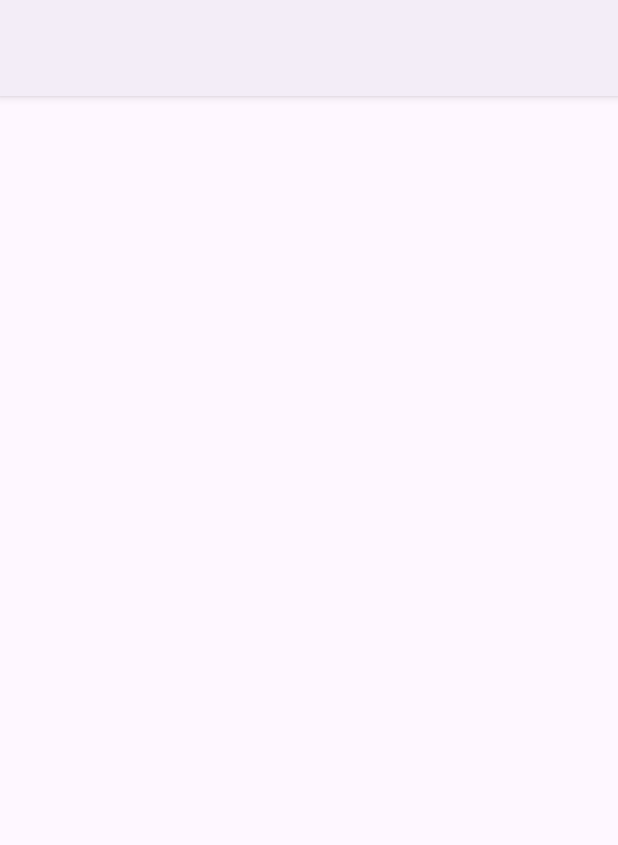
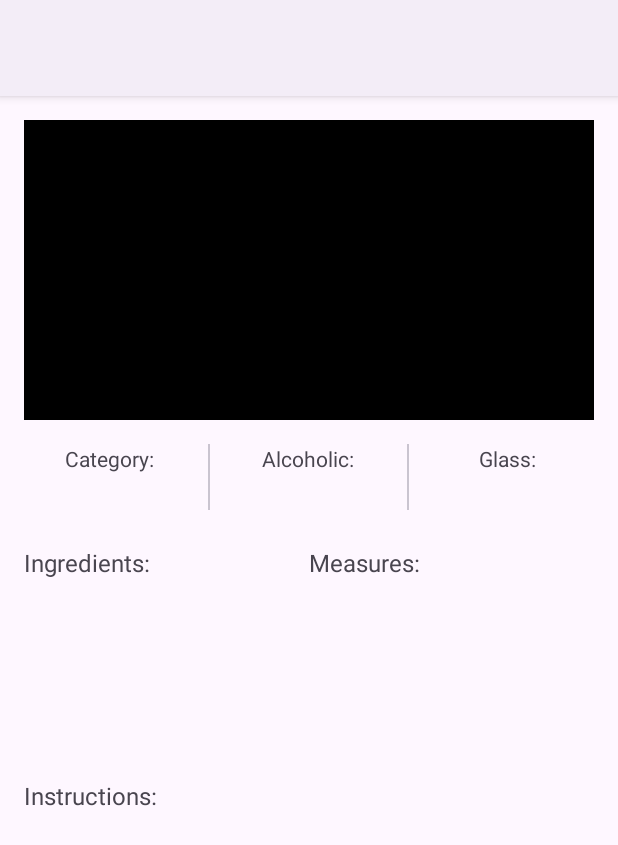
Before and after one commit to GemaVNZ/TheCocktail, an Android app: the DetailActivity screen opened directly, with no data from a screen before it, on a phone screen of 412 x 824 dp. Before the commit the part shown is almost empty. Shown: the top 845 px of the screen. Run offline under Robolectric (Android 15) with nearby library versions, the phone set to English and light mode, and no system bars.

Commit message:
Se cambian el tema y los colores. Se añade el diseño del detail activity.

```diff
--- a/app/src/main/res/layout/activity_detail.xml
+++ b/app/src/main/res/layout/activity_detail.xml
@@ -1,19 +1,156 @@
 <?xml version="1.0" encoding="utf-8"?>
-<androidx.constraintlayout.widget.ConstraintLayout xmlns:android="http://schemas.android.com/apk/res/android"
+<androidx.constraintlayout.widget.ConstraintLayout
+    xmlns:android="http://schemas.android.com/apk/res/android"
     xmlns:app="http://schemas.android.com/apk/res-auto"
     xmlns:tools="http://schemas.android.com/tools"
     android:layout_width="match_parent"
     android:layout_height="match_parent"
     tools:context=".activities.DetailActivity">
 
-    <androidx.appcompat.widget.Toolbar
+    <!-- Contenido del cocktail -->
+    <LinearLayout
         android:layout_width="match_parent"
-        android:layout_height="wrap_content"
-        app:layout_constraintBottom_toBottomOf="parent"
-        app:layout_constraintEnd_toEndOf="parent"
-        app:layout_constraintHorizontal_bias="1.0"
-        app:layout_constraintStart_toStartOf="parent"
-        app:layout_constraintTop_toTopOf="parent"
-        app:layout_constraintVertical_bias="0.0" />
+        android:layout_height="match_parent"
+        android:orientation="vertical"
+        android:padding="16dp">
+
+    <!-- Imagen del cocktail-->
+    <ImageView
+        android:id="@+id/imageViewCocktail"
+        android:layout_width="match_parent"
+        android:layout_height="200dp"
+        android:scaleType="centerCrop"
+        android:src="@color/black" />
+
+        <!-- Contenido para la category, el vaso y si el cocktail tiene alcohol-->
+        <LinearLayout
+            android:layout_width="match_parent"
+            android:layout_height="wrap_content"
+            android:layout_marginVertical="16dp">
+
+            <LinearLayout
+                android:layout_width="0dp"
+                android:layout_height="wrap_content"
+                android:layout_weight="1"
+                android:gravity="center_horizontal"
+                android:orientation="vertical">
+
+                <TextView
+                    android:layout_width="wrap_content"
+                    android:layout_height="wrap_content"
+                    android:text="Category:" />
+
+                <TextView
+                    android:id="@+id/cocktail_categoryTextView"
+                    android:layout_width="wrap_content"
+                    android:layout_height="wrap_content"
+                    android:textSize="18sp"
+                    android:textStyle="bold"
+                    tools:text="Alcoholic" />
+
+            </LinearLayout>
+
+            <com.google.android.material.divider.MaterialDivider
+                android:layout_width="1dp"
+                android:layout_height="match_parent"
+                android:layout_marginHorizontal="8dp" />
+
+            <LinearLayout
+                android:layout_width="0dp"
+                android:layout_height="wrap_content"
+                android:layout_weight="1"
+                android:gravity="center_horizontal"
+                android:orientation="vertical">
+
+                <TextView
+                    android:layout_width="wrap_content"
+                    android:layout_height="wrap_content"
+                    android:text="Alcoholic:" />
+
+                <TextView
+                    android:id="@+id/cocktail_alcoholicTextView"
+                    android:layout_width="wrap_content"
+                    android:layout_height="wrap_content"
+                    android:textSize="18sp"
+                    android:textStyle="bold"
+                    tools:text="Yes" />
+
+            </LinearLayout>
+
+            <com.google.android.material.divider.MaterialDivider
+                android:layout_width="1dp"
+                android:layout_height="match_parent"
+                android:layout_marginHorizontal="8dp" />
+
+            <LinearLayout
+                android:layout_width="0dp"
+                android:layout_height="wrap_content"
+                android:layout_weight="1"
+                android:gravity="center_horizontal"
+                android:orientation="vertical">
+
+                <TextView
+                    android:layout_width="wrap_content"
+                    android:layout_height="wrap_content"
+                    android:text="Glass:" />
+
+                <TextView
+                    android:id="@+id/cocktail_glassTextView"
+                    android:layout_width="wrap_content"
+                    android:layout_height="wrap_content"
+                    android:textSize="18sp"
+                    android:textStyle="bold"
+                    tools:text="Shot" />
+
+            </LinearLayout>
+
+        </LinearLayout>
+
+        <LinearLayout
+            android:layout_width="match_parent"
+            android:layout_height="wrap_content"
+            android:orientation="horizontal">
+
+            <TextView
+                android:id="@+id/cocktail_ingredients"
+                android:layout_width="match_parent"
+                android:layout_height="155dp"
+                android:layout_weight="1"
+                android:paddingTop="8dp"
+                android:textSize="16sp"
+                android:text="Ingredients:"
+                tools:text="Ingredients" />
+
+            <TextView
+                android:id="@+id/cocktail_measures"
+                android:layout_width="match_parent"
+                android:layout_height="155dp"
+                android:layout_weight="1"
+                android:paddingTop="8dp"
+                android:textSize="16sp"
+                android:text="Measures:"
+                tools:text="Measures" />
+
+
+        </LinearLayout>
+
+        <LinearLayout
+            android:layout_width="match_parent"
+            android:layout_height="wrap_content"
+            android:orientation="horizontal">
+
+            <TextView
+                android:id="@+id/cocktail_instructions"
+                android:layout_width="match_parent"
+                android:layout_height="155dp"
+                android:layout_weight="1"
+                android:paddingTop="8dp"
+                android:textSize="16sp"
+                android:text="Instructions:"
+                tools:text="Instructions" />
+
+        </LinearLayout>
+
+    </LinearLayout>
 
 </androidx.constraintlayout.widget.ConstraintLayout>
--- a/app/src/main/res/values/colors.xml
+++ b/app/src/main/res/values/colors.xml
@@ -2,4 +2,9 @@
 <resources>
     <color name="black">#FF000000</color>
     <color name="white">#FFFFFFFF</color>
+
+    <color name="azul_primaryColor">#405D72</color>
+    <color name="gris_secondaryColor">#758694</color>
+    <color name="color_tarea">#F7E7DC</color>
+    <color name="color_back">#FFF8F3</color>
 </resources>
--- a/app/src/main/res/values/strings.xml
+++ b/app/src/main/res/values/strings.xml
@@ -2,4 +2,8 @@
     <string name="app_name">TheCocktail</string>
     <string name="menu_search">menu_search</string>
     <string name="menu_share">menu_share</string>
+    <string name="cocktailname">Cocktail_name</string>
+    <string name="cocktailcategory">Cocktail_category</string>
+    <string name="cocktailalcoholic">Cocktail_alcoholic</string>
+    <string name="cocktailglass">Cocktail_glass</string>
 </resources>
--- a/app/src/main/res/values/themes.xml
+++ b/app/src/main/res/values/themes.xml
@@ -2,8 +2,18 @@
     <!-- Base application theme. -->
     <style name="Base.Theme.TheCocktail" parent="Theme.Material3.DayNight">
         <!-- Customize your light theme here. -->
-        <!-- <item name="colorPrimary">@color/my_light_primary</item> -->
-    </style>
+        <item name="colorPrimary" type="color">@color/azul_primaryColor</item>
+        <item name="colorPrimaryVariant" type="color">@color/gris_secondaryColor</item>
+        <item name="colorOnPrimary" type="color">@color/azul_primaryColor</item>
+
+    <!-- Secondary brand color. -->
+    <item name="colorSecondary" type="color">@color/color_back</item>
+    <item name="colorSecondaryVariant" type="color">@color/color_back</item>
+    <item name="colorOnSecondary" type="color">@color/color_back</item>
+
+</style>
 
     <style name="Theme.TheCocktail" parent="Base.Theme.TheCocktail" />
+
+
 </resources>
```
